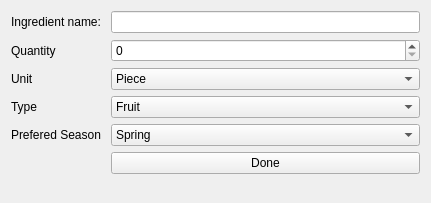
First picture: the form in add_ingredient_popup.ui, repository slevasse/foodinator, before the edit.
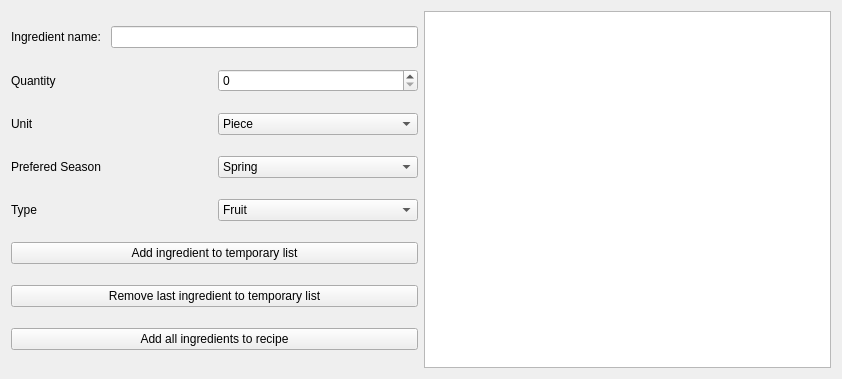
Second picture: the form after the edit.

The edit to the form file:
```diff
--- a/add_ingredient_popup.ui
+++ b/add_ingredient_popup.ui
@@ -6,30 +6,41 @@
    <rect>
     <x>0</x>
     <y>0</y>
-    <width>431</width>
-    <height>203</height>
+    <width>842</width>
+    <height>379</height>
    </rect>
   </property>
   <property name="windowTitle">
    <string>Form</string>
   </property>
-  <layout class="QFormLayout" name="formLayout">
-   <item row="0" column="0">
+  <layout class="QHBoxLayout" name="horizontalLayout_6">
+   <item>
+    <layout class="QVBoxLayout" name="verticalLayout">
+     <item>
+      <layout class="QHBoxLayout" name="horizontalLayout">
+       <item>
     <widget class="QLabel" name="label">
      <property name="text">
       <string>Ingredient name: </string>
      </property>
     </widget>
    </item>
-   <item row="1" column="0">
+       <item>
+        <widget class="QLineEdit" name="lineEdit_ingredient_name"/>
+       </item>
+      </layout>
+     </item>
+     <item>
+      <layout class="QHBoxLayout" name="horizontalLayout_2">
+       <item>
     <widget class="QLabel" name="label_2">
      <property name="text">
       <string>Quantity</string>
      </property>
     </widget>
    </item>
-   <item row="1" column="1">
-    <widget class="QSpinBox" name="spinBox">
+       <item>
+        <widget class="QSpinBox" name="spinBox_quantity">
      <property name="prefix">
       <string/>
      </property>
@@ -38,15 +49,19 @@
      </property>
     </widget>
    </item>
-   <item row="2" column="0">
+      </layout>
+     </item>
+     <item>
+      <layout class="QHBoxLayout" name="horizontalLayout_3">
+       <item>
     <widget class="QLabel" name="label_3">
      <property name="text">
       <string>Unit</string>
      </property>
     </widget>
    </item>
-   <item row="2" column="1">
-    <widget class="QComboBox" name="comboBox">
+       <item>
+        <widget class="QComboBox" name="comboBox_unit">
      <property name="currentText">
       <string>Piece</string>
      </property>
@@ -85,15 +100,59 @@
      </item>
     </widget>
    </item>
-   <item row="3" column="0">
+      </layout>
+     </item>
+     <item>
+      <layout class="QHBoxLayout" name="horizontalLayout_5">
+       <item>
+        <widget class="QLabel" name="label_5">
+         <property name="text">
+          <string>Prefered Season</string>
+         </property>
+        </widget>
+       </item>
+       <item>
+        <widget class="QComboBox" name="comboBox_season">
+         <item>
+          <property name="text">
+           <string>Spring</string>
+          </property>
+         </item>
+         <item>
+          <property name="text">
+           <string>Summer</string>
+          </property>
+         </item>
+         <item>
+          <property name="text">
+           <string>Autumn</string>
+          </property>
+         </item>
+         <item>
+          <property name="text">
+           <string>Winter</string>
+          </property>
+         </item>
+         <item>
+          <property name="text">
+           <string>Not relevant</string>
+          </property>
+         </item>
+        </widget>
+       </item>
+      </layout>
+     </item>
+     <item>
+      <layout class="QHBoxLayout" name="horizontalLayout_4">
+       <item>
     <widget class="QLabel" name="label_4">
      <property name="text">
       <string>Type</string>
      </property>
     </widget>
    </item>
-   <item row="3" column="1">
-    <widget class="QComboBox" name="comboBox_2">
+       <item>
+        <widget class="QComboBox" name="comboBox_type">
      <item>
       <property name="text">
        <string>Fruit</string>
@@ -146,52 +205,38 @@
      </item>
     </widget>
    </item>
-   <item row="4" column="0">
-    <widget class="QLabel" name="label_5">
-     <property name="text">
-      <string>Prefered Season</string>
-     </property>
-    </widget>
-   </item>
-   <item row="4" column="1">
-    <widget class="QComboBox" name="comboBox_3">
+      </layout>
+     </item>
      <item>
+      <widget class="QPushButton" name="pushButton_add_ingredient">
       <property name="text">
-       <string>Spring</string>
-      </property>
+        <string>Add ingredient to temporary list</string>
+       </property>
+      </widget>
      </item>
      <item>
+      <widget class="QPushButton" name="pushButton_remove_ingredient">
       <property name="text">
-       <string>Summer</string>
-      </property>
+        <string>Remove last ingredient to temporary list</string>
+       </property>
+      </widget>
      </item>
      <item>
+      <widget class="QPushButton" name="pushButton_add_all_to_recipe">
       <property name="text">
-       <string>Autumn</string>
-      </property>
+        <string>Add all ingredients to recipe</string>
+       </property>
+      </widget>
      </item>
-     <item>
-      <property name="text">
-       <string>Winter</string>
-      </property>
+    </layout>
      </item>
      <item>
-      <property name="text">
-       <string>Not relevant</string>
-      </property>
-     </item>
+    <widget class="QTableWidget" name="tableWidget_ingredient_list">
+     <attribute name="horizontalHeaderCascadingSectionResizes">
+      <bool>false</bool>
+     </attribute>
     </widget>
    </item>
-   <item row="5" column="1">
-    <widget class="QPushButton" name="pushButton">
-     <property name="text">
-      <string>Done</string>
-     </property>
-    </widget>
-   </item>
-   <item row="0" column="1">
-    <widget class="QLineEdit" name="lineEdit"/>
-   </item>
   </layout>
  </widget>
  <resources/>
```
Lines whose indentation alone changed are shown as unchanged.
